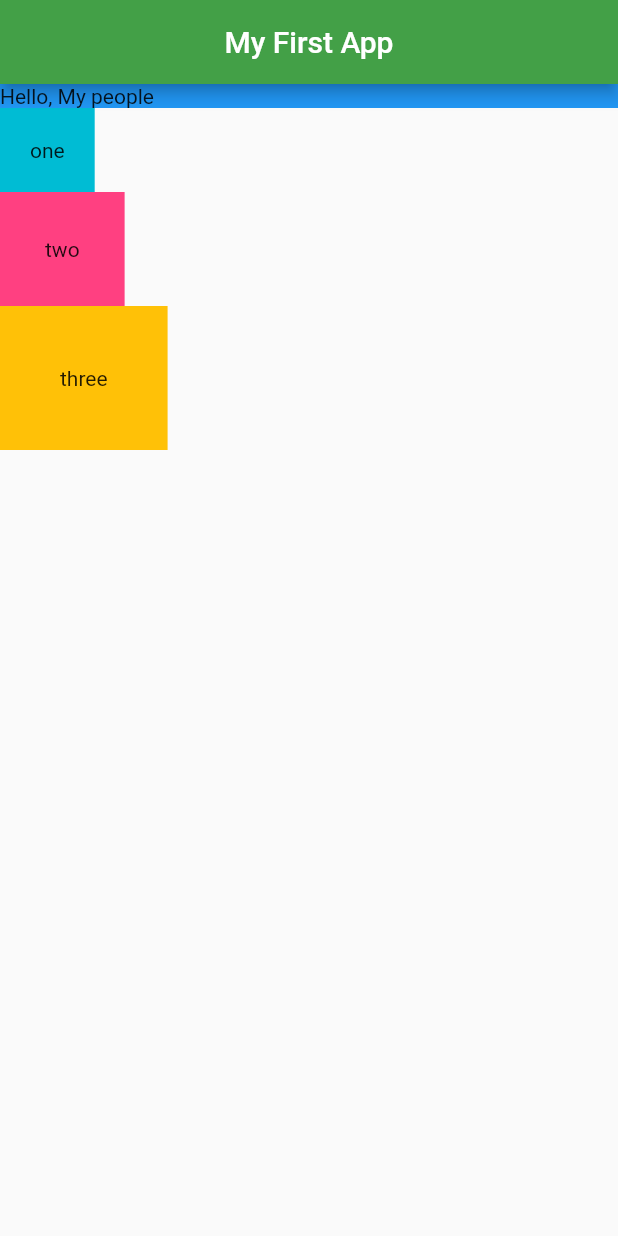
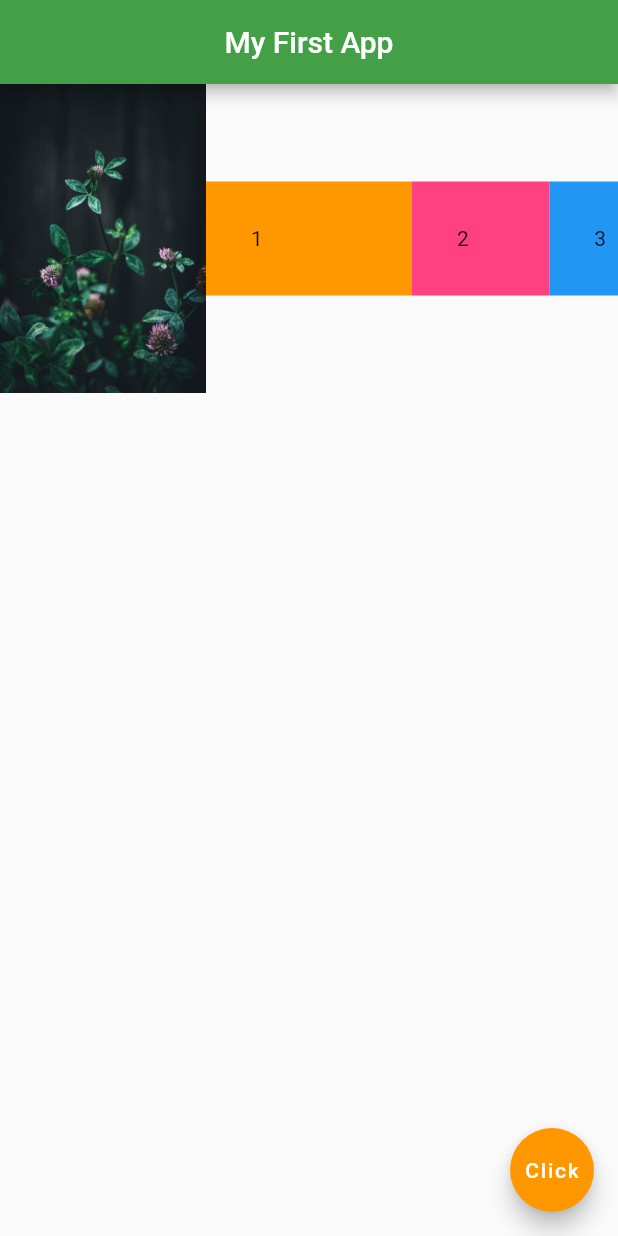
Before and after one commit to ezekielphlat/my-flutter-app, a Flutter app: the screen it shows after launch, on a phone screen of 412 x 824 dp. Run offline on Flutter 3.47's test engine with Material 2 defaults, Android fonts, the phone set to English and light mode, and no system bars.

Commit message:
expanded widject and flex

```diff
--- a/lib/main.dart
+++ b/lib/main.dart
@@ -13,37 +13,44 @@ class Home extends StatelessWidget {
         centerTitle: true,
         backgroundColor: Colors.green[600],
       ),
-      body: Column(
-        mainAxisAlignment: MainAxisAlignment.start,
-        crossAxisAlignment: CrossAxisAlignment.start,
+      body: Row(
         children: [
-          Container(
-            color: Colors.blue,
-            child: Row(
-              children: [
-                Text("Hello, "),
-                Text("My people")
-              ],
+          Expanded(
+              child: Image.asset('assets/nature-1.jpg'),
+            flex: 3,
+          ),
+          Expanded(
+            flex: 3,
+            child: Container(
+              padding: EdgeInsets.all(30.0),
+              color: Colors.orange,
+              child: Text('1'),
             ),
           ),
-
-          Container(
-            padding: EdgeInsets.all(20.0),
-            color: Colors.cyan,
-            child: Text('one'),
+          Expanded(
+            flex: 2,
+            child: Container(
+              padding: EdgeInsets.all(30.0),
+              color: Colors.pinkAccent,
+              child: Text('2'),
+            ),
           ),
-          Container(
-            padding: EdgeInsets.all(30.0),
-            color: Colors.pinkAccent,
-            child: Text('two'),
-          ),
-          Container(
-            padding: EdgeInsets.all(40.0),
-            color: Colors.amber,
-            child: Text('three'),
+          Expanded(
+            flex: 1,
+            child: Container(
+              padding: EdgeInsets.all(30.0),
+              color: Colors.blue,
+              child: Text('3'),
+            ),
           ),
         ],
-      )
+        ),
+      floatingActionButton: FloatingActionButton(
+        onPressed: (){},
+        child: Text("Click"),
+        backgroundColor: Colors.orange,
+      ),
+
 
     );
   }
```
